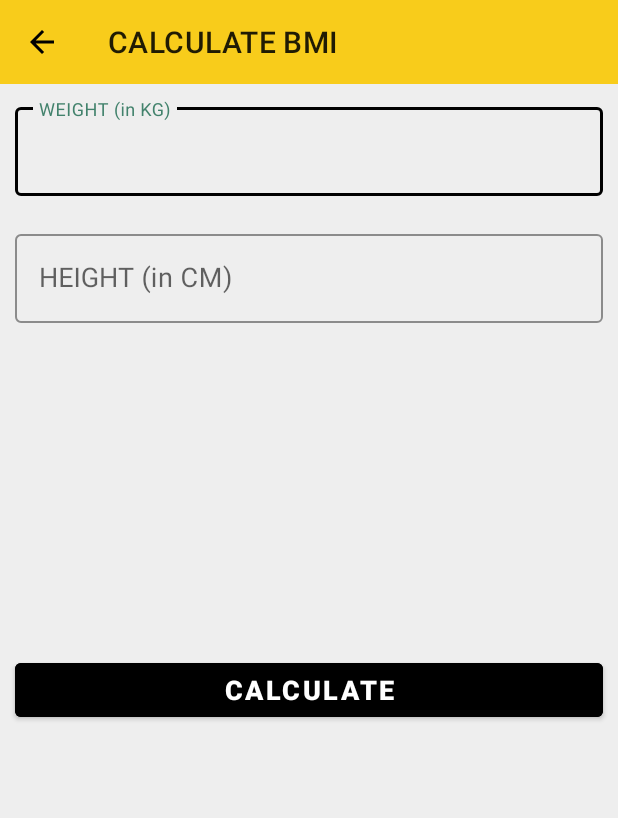
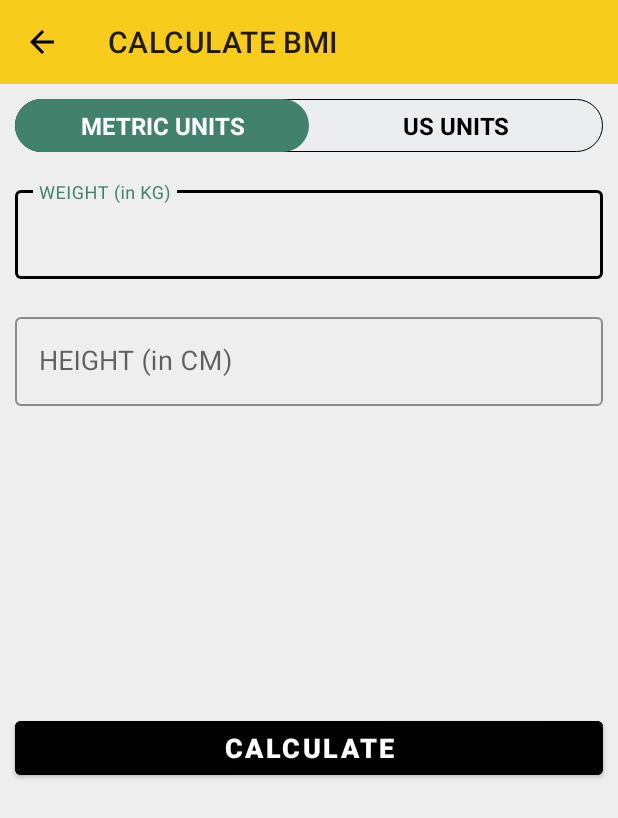
Before and after one commit to Rizeq-D/10MinutesWorkout, an Android app built with Jetpack Compose: the BMIActivity screen opened directly, with no data from a screen before it, on a phone screen of 412 x 824 dp. Shown: the top 818 px of the screen. Run offline under Robolectric (Android 15) with nearby library versions, the phone set to English and light mode, and no system bars.

Commit message:
added a custom RadioButtons for the US elements

```diff
--- /dev/null
+++ b/app/src/main/res/drawable/radio_group_tab_background.xml
@@ -0,0 +1,14 @@
+<?xml version="1.0" encoding="utf-8"?>
+
+<shape xmlns:android="http://schemas.android.com/apk/res/android"
+    android:shape="rectangle">
+
+    <solid android:color="#ECEDEF" />
+
+    <stroke
+        android:width="0.5dp"
+        android:color="#FF000000" />
+
+    <corners android:radius="30dp" />
+
+</shape>
--- /dev/null
+++ b/app/src/main/res/drawable/units_tab_selector.xml
@@ -0,0 +1,12 @@
+<?xml version="1.0" encoding="utf-8"?>
+<selector xmlns:android="http://schemas.android.com/apk/res/android">
+
+    <item android:state_checked="true">
+        <shape android:shape="rectangle">
+
+            <solid android:color="@color/Grass" />
+
+            <corners android:radius="30dp" />
+        </shape>
+    </item>
+</selector>
--- /dev/null
+++ b/app/src/main/res/drawable/units_tab_text_color_selector.xml
@@ -0,0 +1,8 @@
+<?xml version="1.0" encoding="utf-8"?>
+<selector xmlns:android="http://schemas.android.com/apk/res/android">
+
+    <item android:color="#FFFFFF" android:state_checked="true" />
+
+    <item android:color="#FF000000" android:state_checked="false" />
+
+</selector>
--- a/app/src/main/res/layout/activity_bmi.xml
+++ b/app/src/main/res/layout/activity_bmi.xml
@@ -14,8 +14,46 @@
         android:theme="@style/ToolbarTheme"
         android:background="@color/DarkYellow"/>
 
+    <RadioGroup
+        android:id="@+id/rgUnits"
+        android:layout_width="match_parent"
+        android:layout_height="wrap_content"
+        android:layout_below="@id/toolbar_bmi_activity"
+        android:layout_margin="10dp"
+        android:background="@drawable/radio_group_tab_background"
+        android:orientation="horizontal">
+
+        <RadioButton
+            android:id="@+id/rbMetricUnits"
+            android:layout_width="0dp"
+            android:layout_height="35dp"
+            android:layout_weight="0.50"
+            android:background="@drawable/units_tab_selector"
+            android:button="@null"
+            android:checked="true"
+            android:gravity="center"
+            android:text="@string/metric_units"
+            android:textColor="@drawable/units_tab_text_color_selector"
+            android:textSize="16sp"
+            android:textStyle="bold" />
+
+        <RadioButton
+            android:id="@+id/rbUsUnits"
+            android:layout_width="0dp"
+            android:layout_height="35dp"
+            android:layout_weight="0.50"
+            android:background="@drawable/units_tab_selector"
+            android:button="@null"
+            android:checked="false"
+            android:gravity="center"
+            android:text="@string/us_units"
+            android:textColor="@drawable/units_tab_text_color_selector"
+            android:textSize="16sp"
+            android:textStyle="bold" />
+    </RadioGroup>
+
     <com.google.android.material.textfield.TextInputLayout
-        android:layout_below="@+id/toolbar_bmi_activity"
+        android:layout_below="@+id/rgUnits"
         android:id="@+id/tiMetricUnitWeight"
         android:layout_width="match_parent"
         android:layout_height="wrap_content"
@@ -73,7 +111,7 @@
             android:textColor="@color/Light_green"
             android:textStyle="italic|bold"
             android:textAllCaps="true"
-            android:textSize="25sp" />
+            android:textSize="22sp" />
 
         <TextView
             android:id="@+id/tvBMIValue"
@@ -91,7 +129,7 @@
             android:layout_height="wrap_content"
             android:layout_marginTop="5dp"
             android:gravity="center"
-            android:textSize="25sp"
+            android:textSize="22sp"
             android:textColor="@color/Light_green"
             android:textStyle="italic|bold"
             tools:text="Beautiful" />
@@ -103,7 +141,7 @@
             android:layout_marginTop="5dp"
             android:gravity="center"
             android:textStyle="bold"
-            android:textSize="30sp"
+            android:textSize="25sp"
             tools:text="Beautiful" />
     </LinearLayout>
 
@@ -121,5 +159,4 @@
         android:textColor="#FFFFFF"
         android:textSize="18sp" />
 
-
 </RelativeLayout>
--- a/app/src/main/res/values/strings.xml
+++ b/app/src/main/res/values/strings.xml
@@ -15,4 +15,6 @@
     <string name="weight_in_kg">WEIGHT (in KG)</string>
     <string name="height_in_cm">HEIGHT (in CM)</string>
     <string name="your_bmi">YOUR BMI</string>
+    <string name="us_units">US UNITS</string>
+    <string name="metric_units">METRIC UNITS</string>
 </resources>
```
